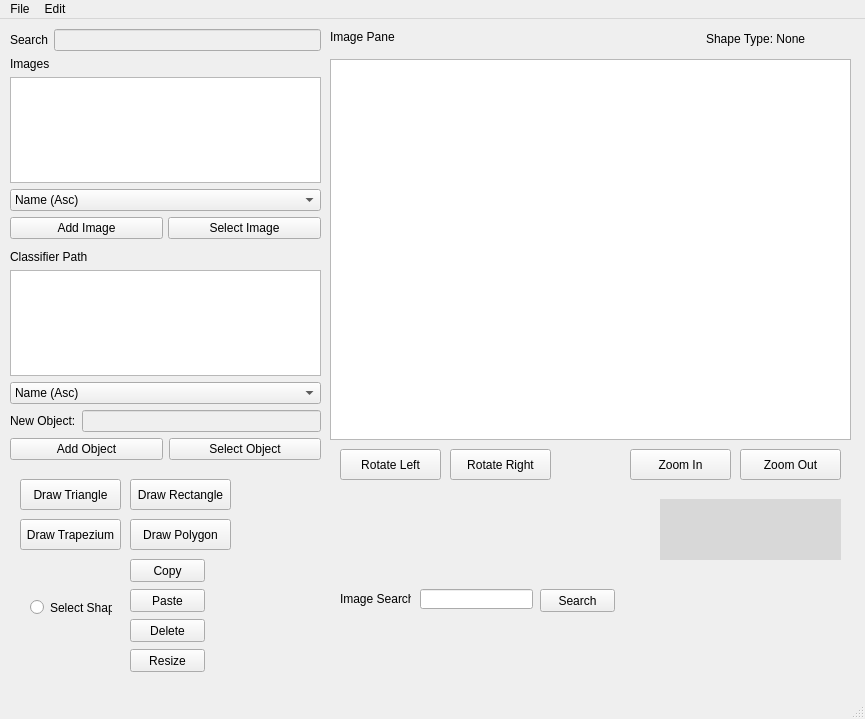
This is SDIProject-master/SDIProject-master/QTPracticeNew/mainwindow.ui in BRees2451/SDIProject as Qt 5 draws it before an edit. The edited form follows.
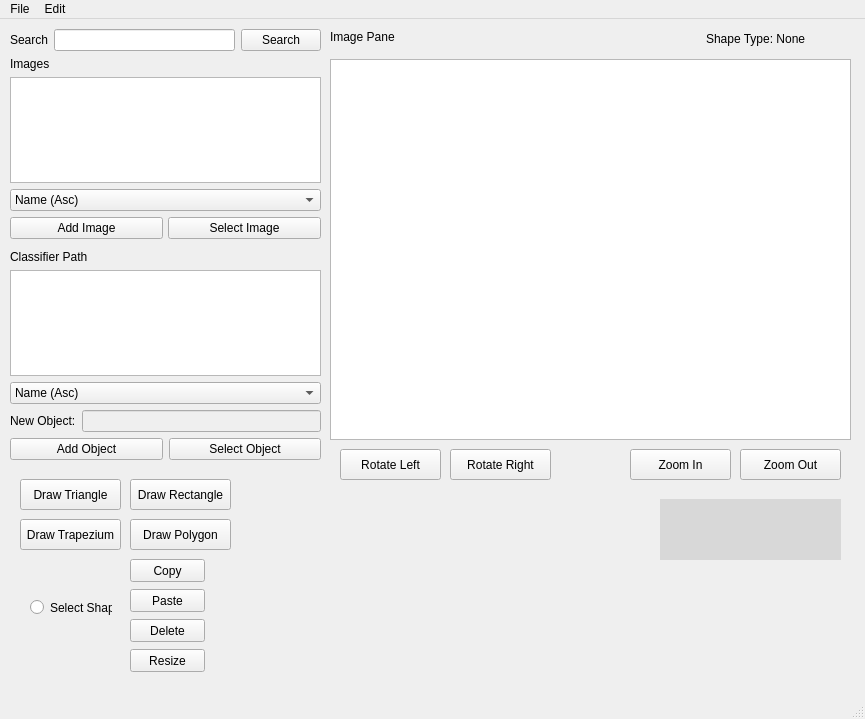
This is the edited form. Custom widgets are drawn as their Qt base class.

```diff
--- a/SDIProject-master/SDIProject-master/QTPracticeNew/mainwindow.ui
+++ b/SDIProject-master/SDIProject-master/QTPracticeNew/mainwindow.ui
@@ -176,9 +176,12 @@
         </widget>
        </item>
        <item>
-        <widget class="QLineEdit" name="newClassLineEdit_3">
-         <property name="enabled">
-          <bool>false</bool>
+        <widget class="QLineEdit" name="ImageSearchLine"/>
+       </item>
+       <item>
+        <widget class="QPushButton" name="ImageSearchButton">
+         <property name="text">
+          <string>Search</string>
          </property>
         </widget>
        </item>
@@ -401,42 +404,6 @@
      <string>Shape Type: None</string>
     </property>
    </widget>
-   <widget class="QLineEdit" name="ImageSearchLine">
-    <property name="geometry">
-     <rect>
-      <x>420</x>
-      <y>570</y>
-      <width>113</width>
-      <height>20</height>
-     </rect>
-    </property>
-   </widget>
-   <widget class="QLabel" name="ImageSearchLabel">
-    <property name="geometry">
-     <rect>
-      <x>340</x>
-      <y>570</y>
-      <width>71</width>
-      <height>20</height>
-     </rect>
-    </property>
-    <property name="text">
-     <string>Image Search:</string>
-    </property>
-   </widget>
-   <widget class="QPushButton" name="ImageSearchButton">
-    <property name="geometry">
-     <rect>
-      <x>540</x>
-      <y>570</y>
-      <width>75</width>
-      <height>23</height>
-     </rect>
-    </property>
-    <property name="text">
-     <string>Search</string>
-    </property>
-   </widget>
   </widget>
   <widget class="QMenuBar" name="menubar">
    <property name="geometry">
```
